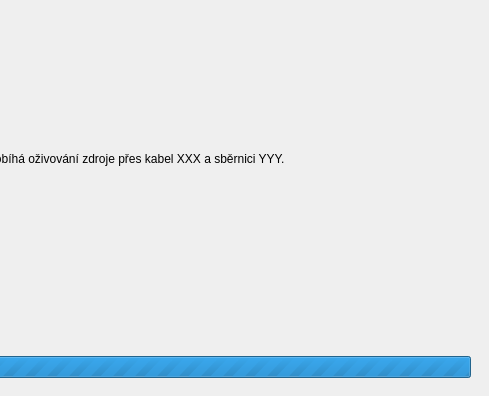
Above: gui/installer.ui from turris-cz/rtools-gui before the change; both pictures show x 111 to 600 and y 104 to 500 of the 600 by 500 pixel window. Below: the same form after it.
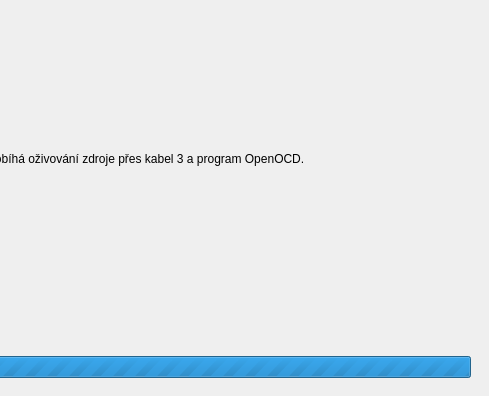
That is the form after the change. The open tabs and pages were chosen to show the change. Icons and pictures are not drawn.

```diff
--- a/gui/installer.ui
+++ b/gui/installer.ui
@@ -167,7 +167,7 @@
            </sizepolicy>
           </property>
           <property name="text">
-           <string>V tomto kroku probíhá oživování zdroje přes kabel XXX a sběrnici YYY.</string>
+           <string>V tomto kroku probíhá oživování zdroje přes kabel 3 a program OpenOCD.</string>
           </property>
          </widget>
         </item>
```
Left out of the diff: 6 changed lines with no effect on the pictures.
